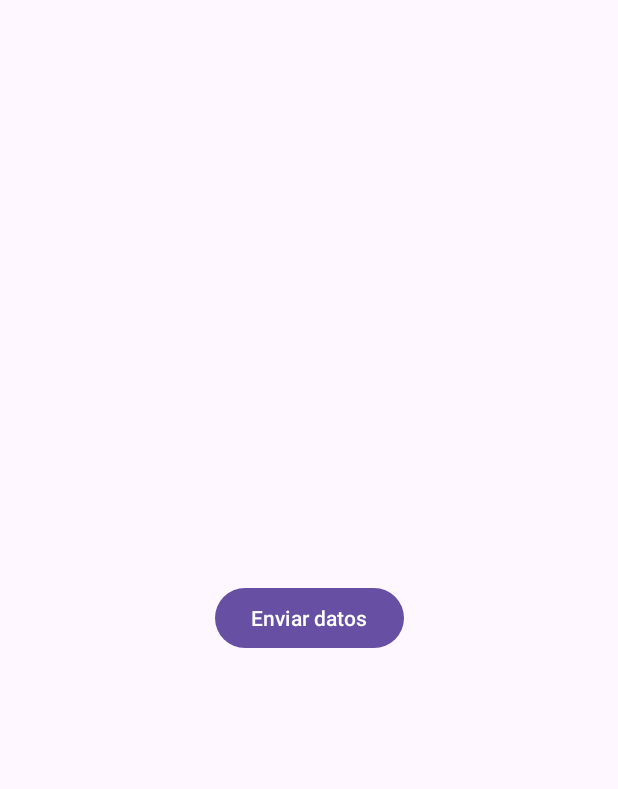
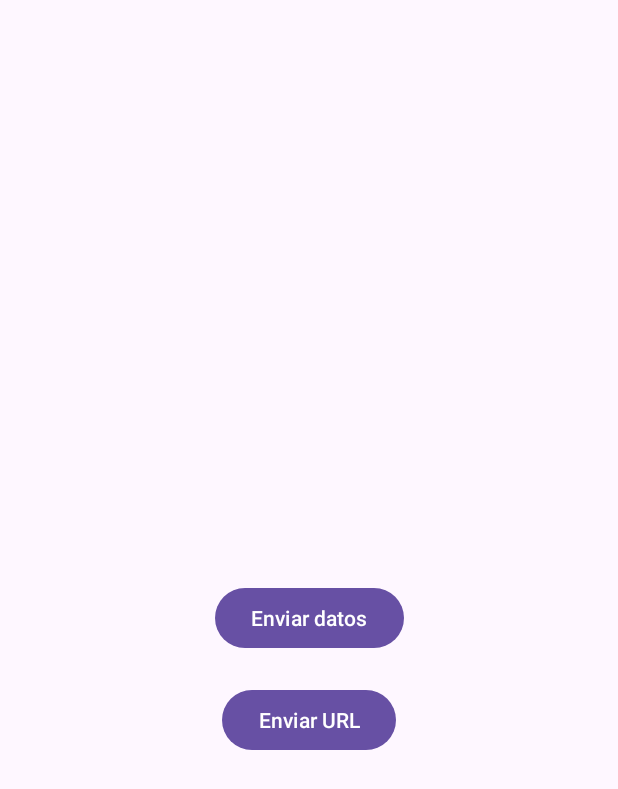
Before and after one commit to hamv15/Desarrollo-android-kotlin-actividad-1, an Android app: the screen it shows after launch (IntentSendExtrasActivity), on a phone screen of 412 x 824 dp. Shown: the top 789 px of the screen. Run offline under Robolectric (Android 15) with nearby library versions, the phone set to English and light mode, and no system bars.

Commit message:
Adicion de los metodos del ciclo de vida al IntentSendExtrasActivity

```diff
--- a/app/src/main/AndroidManifest.xml
+++ b/app/src/main/AndroidManifest.xml
@@ -19,8 +19,8 @@
             android:name=".intent.IntentSendExtrasActivity"
             android:exported="true">
             <intent-filter>
-                <action android:name="android.intent.action.MAIN"></action>
-                <category android:name="android.intent.category.LAUNCHER"></category>
+                <action android:name="android.intent.action.MAIN"/>
+                <category android:name="android.intent.category.LAUNCHER"/>
             </intent-filter>
         </activity>
         <activity
@@ -28,7 +28,7 @@
             android:exported="false" />
         <activity
             android:name=".MainActivity"
-            android:exported="true"/>
+            android:exported="false"/>
     </application>
 
 </manifest>
--- a/app/src/main/java/com/hamv/modulo4/intent/IntentSendExtrasActivity.kt
+++ b/app/src/main/java/com/hamv/modulo4/intent/IntentSendExtrasActivity.kt
@@ -1,8 +1,10 @@
 package com.hamv.modulo4.intent
 
 import android.content.Intent
+import android.net.Uri
 import androidx.appcompat.app.AppCompatActivity
 import android.os.Bundle
+import android.util.Log
 import android.widget.Button
 import android.widget.Toast
 import androidx.activity.result.contract.ActivityResultContracts
@@ -29,10 +31,17 @@ class IntentSendExtrasActivity : AppCompatActivity() {
 
             //startActivity(sendIntent);//No espera un resultado
             resultRegister.launch(sendIntent); //Lanza escchador para esperar respuesta del activity
-
+        }
+        //crear referencia con el segundo boton
+        val sendUrlButton = findViewById<Button>(R.id.sendUrlButton);
+        sendUrlButton.setOnClickListener {
+            // Generar un nuevo intent implicito
+            val urlIntent = Intent(Intent.ACTION_VIEW, Uri.parse("https://www.ford.mx"));
+            startActivity(urlIntent);
+            //Alternativa de toast para mostrar mensajes
+            //Snackbar.make(sendUrlButton, "Prueba snackBar", 5000).show();
         }
     }
-
     //Definir listenner
     private val resultRegister = registerForActivityResult(ActivityResultContracts.StartActivityForResult()){ result ->
         if (result.resultCode == RESULT_OK){
@@ -41,4 +50,41 @@ class IntentSendExtrasActivity : AppCompatActivity() {
             Toast.makeText(this, "CANCELLED", Toast.LENGTH_SHORT).show();
         }
     }
+
+    //métodos del ciclo de vida
+    override fun onStart() {
+        super.onStart()
+        Toast.makeText(this, "Estoy en onStart", Toast.LENGTH_SHORT).show()
+        Log.e("CICLO_VIDA", "estoy en onStart")
+    }
+
+    override fun onResume() {
+        super.onResume()
+        Toast.makeText(this, "Estoy en onResume", Toast.LENGTH_SHORT).show()
+        Log.e("CICLO_VIDA", "estoy en onResume")
+    }
+
+    override fun onPause() {
+        super.onPause()
+        Toast.makeText(this, "Estoy en onPause", Toast.LENGTH_SHORT).show()
+        Log.e("CICLO_VIDA", "Estoy en onPause")
+    }
+
+    override fun onStop() {
+        super.onStop()
+        Toast.makeText(this, "Estoy en onStop", Toast.LENGTH_SHORT).show()
+        Log.e("CICLO_VIDA", "Estoy en onStop")
+    }
+
+    override fun onRestart() {
+        super.onRestart()
+        Toast.makeText(this, "Estoy en onRestart", Toast.LENGTH_SHORT).show()
+        Log.e("CICLO_VIDA", "Estoy en onRestart")
+    }
+
+    override fun onDestroy() {
+        super.onDestroy()
+        Toast.makeText(this, "Estoy en onDestroy", Toast.LENGTH_SHORT).show()
+        Log.e("CICLO_VIDA", "Estoy en onDestroy")
+    }
 }
--- a/app/src/main/res/layout/activity_intent_send_extras.xml
+++ b/app/src/main/res/layout/activity_intent_send_extras.xml
@@ -16,4 +16,14 @@
         app:layout_constraintStart_toStartOf="parent"
         app:layout_constraintBottom_toBottomOf="parent"
          />
+    <Button
+        android:id="@+id/sendUrlButton"
+        android:text="Enviar URL"
+        android:layout_marginTop="20dp"
+        app:layout_constraintTop_toBottomOf="@+id/sendExtrasButton"
+        app:layout_constraintStart_toStartOf="parent"
+        app:layout_constraintEnd_toEndOf="parent"
+        android:layout_width="wrap_content"
+        android:layout_height="wrap_content"
+        />
 </androidx.constraintlayout.widget.ConstraintLayout>
```
